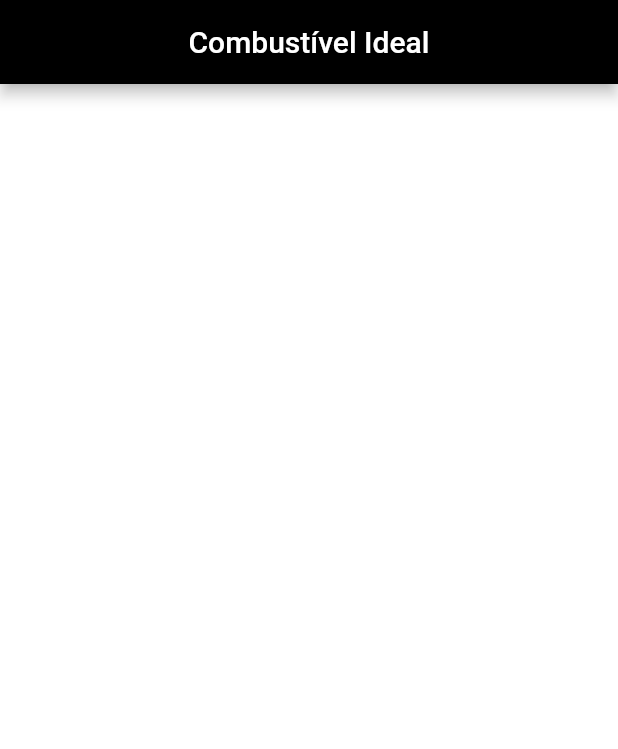
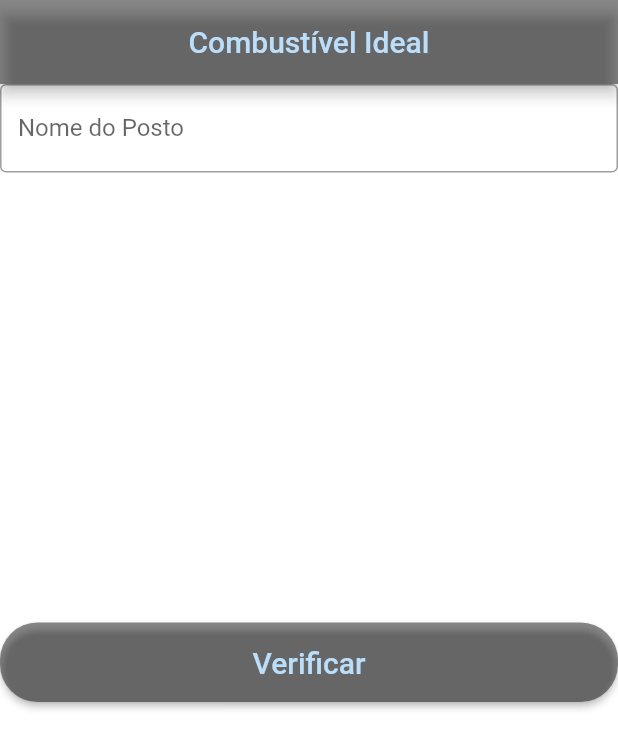
Before and after one commit to faugustus17/combustivel_ideal, a Flutter app: the screen it shows after launch, on a phone screen of 412 x 824 dp. Shown: the top 749 px of the screen. Run offline on Flutter 3.47's test engine with Material 2 defaults, Android fonts, the phone set to English and light mode, and no system bars; our stand-ins replace sqflite; accounts and stored records are empty.

Commit message:
Atualização

```diff
--- a/lib/main.dart
+++ b/lib/main.dart
@@ -3,6 +3,10 @@ import 'package:flutter/material.dart';
 
 void main() => runApp(
     MaterialApp(
+      theme: ThemeData(
+        primaryColor: Colors.white,
+        accentColor: Colors.blue,
+      ),
       debugShowCheckedModeBanner: false,
       home: SplashHome(),
     )
--- a/lib/pages/custoCad.dart
+++ b/lib/pages/custoCad.dart
@@ -1,30 +1,116 @@
+import 'package:combustivel_ideal/model/custo.dart';
 import 'package:flutter/material.dart';
 
 class CustoCad extends StatefulWidget{
+  final Custo custo;
+  CustoCad({this.custo});
+
   @override
   _CustoCadState createState() => _CustoCadState();
+
 }
 
 class _CustoCadState extends State<CustoCad>{
+
+  final _nomePostoController = TextEditingController();
+  final _preco_alcoolController = TextEditingController();
+  final _preco_gasolinaController = TextEditingController();
+  final _data_horaCntroller = TextEditingController();
+
+  final _nomeFocus = FocusNode();
+
+  bool _custoEditado = false;
+
+  Custo _custoTemp;
+
   Widget buildAppBar(){
     return AppBar(
-      title: Text("Combustível Ideal"),
-      backgroundColor: Colors.black,
+      title: Text(
+        "Combustível Ideal",
+        style: TextStyle(
+          color: Colors.blue[100],
+        ),
+      ),
+      backgroundColor: Colors.black45,
       centerTitle: true,
     );
   }
 
-  Widget buildScaffold(){
+  /*RaisedButton raisedButton = RaisedButton(
+    shape: RoundedRectangleBorder(
+      borderRadius: BorderRadius.circular(25.0),
+    ),
+    child: Text(
+      "Verificar",
+      style: TextStyle(fontSize: 20.0, color: Colors.blue[100]),
+    ),
+    color: Colors.black45,
+    padding: EdgeInsets.fromLTRB(30.0, 15, 30.0, 15.0),
+    onPressed: () {
+      if(_custoTemp.nome_posto != null && _custoTemp.nome_posto.isNotEmpty){
+        Navigator.pop(context, _custoTemp);
+      }
+    },
+  );*/
+
+  @override
+  Widget build(BuildContext context) {
     return Scaffold(
       appBar: buildAppBar(),
       backgroundColor: Colors.white,
-      //floatingActionButton: buildFloatActionButton(),
-      //body: buildListView(),
+      body: Column(
+        crossAxisAlignment: CrossAxisAlignment.stretch,
+        children: <Widget>[
+          TextField(
+            decoration: InputDecoration(
+              labelText: "Nome do Posto",
+              border: OutlineInputBorder(),
+            ),
+            onChanged: (text){
+              _custoEditado = true;
+              setState(() {
+                _custoTemp.nome_posto = text;
+              });
+            },
+            controller: _nomePostoController,
+            focusNode: _nomeFocus,
+          ),
+         Padding(
+            padding: EdgeInsets.only(top: 300.0),
+            child: RaisedButton(
+              shape: RoundedRectangleBorder(
+                borderRadius: BorderRadius.circular(25.0),
+              ),
+              child: Text(
+                "Verificar",
+                style: TextStyle(fontSize: 20.0, color: Colors.blue[100]),
+              ),
+              color: Colors.black45,
+              padding: EdgeInsets.fromLTRB(30.0, 15, 30.0, 15.0),
+              onPressed: () {
+                if(_custoTemp.nome_posto != null && _custoTemp.nome_posto.isNotEmpty){
+                  Navigator.pop(context, _custoTemp);
+                }
+              },
+            ),
+         ),
+        ],
+      ),
     );
   }
 
   @override
-  Widget build(BuildContext context) {
-    return buildScaffold();
+  void initState(){
+    super.initState();
+    if(widget.custo == null){
+      _custoTemp = Custo();
+    }else{
+      _custoTemp = Custo.fromMap(widget.custo.toMap());
+
+      _nomePostoController.text = _custoTemp.nome_posto;
+      _preco_alcoolController.text = _custoTemp.preco_alcool.toString();
+      _preco_gasolinaController.text = _custoTemp.preco_gasolina.toString();
+      _data_horaCntroller.text = _custoTemp.data_hora;
+    }
   }
 }
```
Also changed, not shown: lib/pages/splash.dart (+32 -3 lines).
